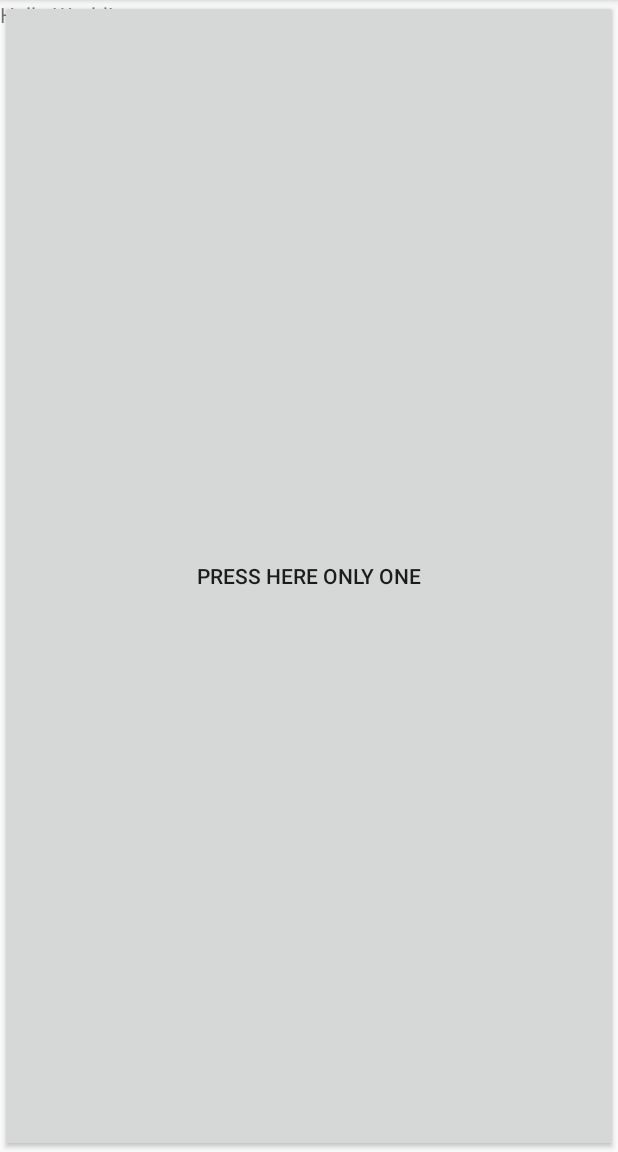
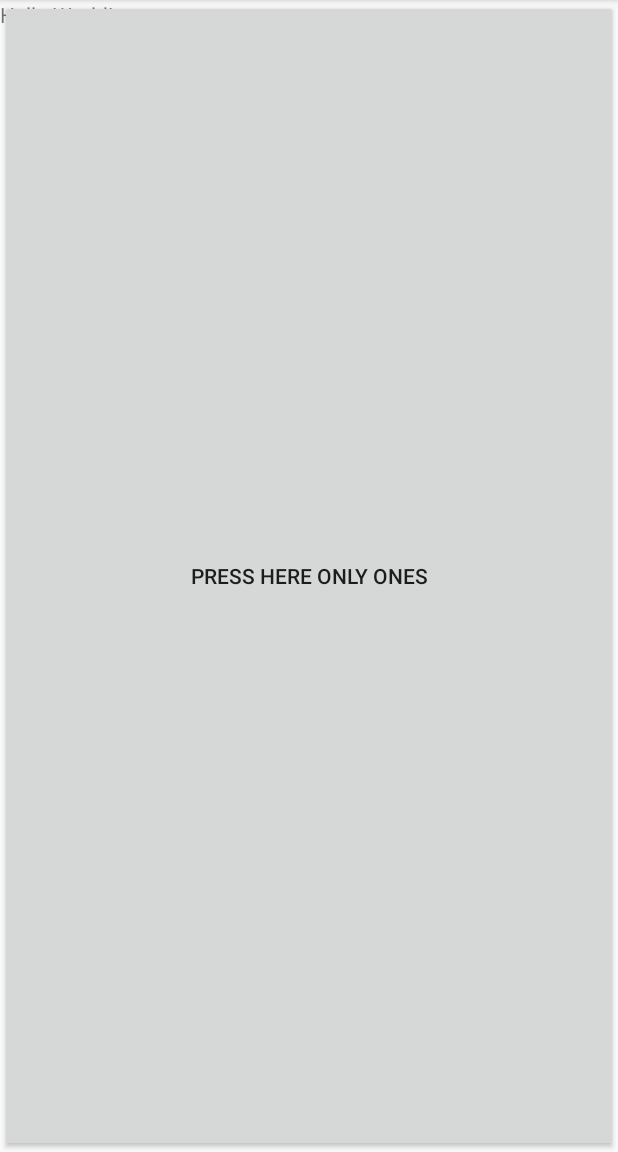
Before and after one commit to abhijit-296/MyApplication, an Android app: the screen it shows after launch (MainActivity), on a phone screen of 412 x 824 dp, the part 84-1236 px from its top. Run offline under Robolectric (Android 15) with nearby library versions, the phone set to English and light mode, and no system bars.

Commit message:
fourth change

```diff
--- a/app/src/main/res/layout/activity_main.xml
+++ b/app/src/main/res/layout/activity_main.xml
@@ -13,7 +13,7 @@
         android:text="Hello World!"
          />
     <Button
-        android:text="Press Here only one"
+        android:text="Press Here only ones"
         android:layout_width="match_parent"
         android:layout_height="match_parent" />
 
```
